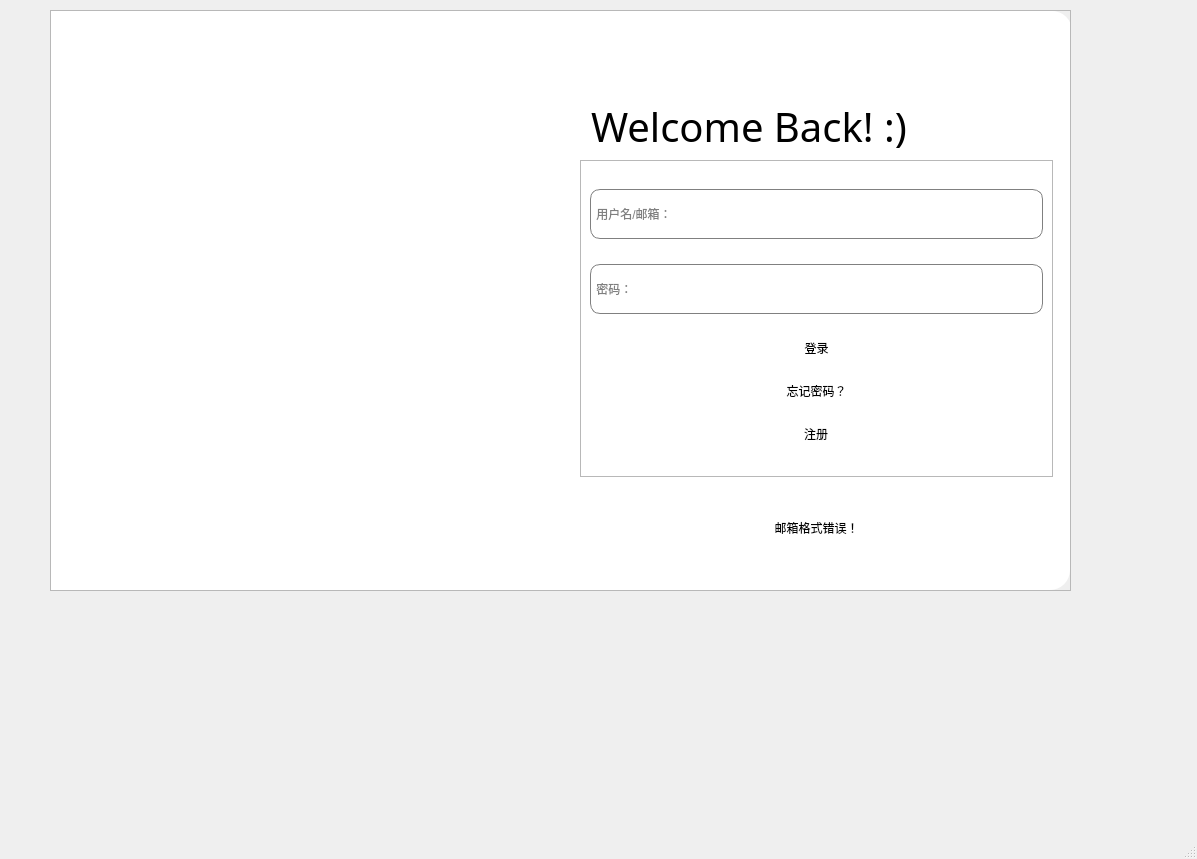
This is frontend/login_new.ui in AiDahanwen/BUAA_2024_Python_Project as Qt 5 draws it before an edit. The edited form follows.
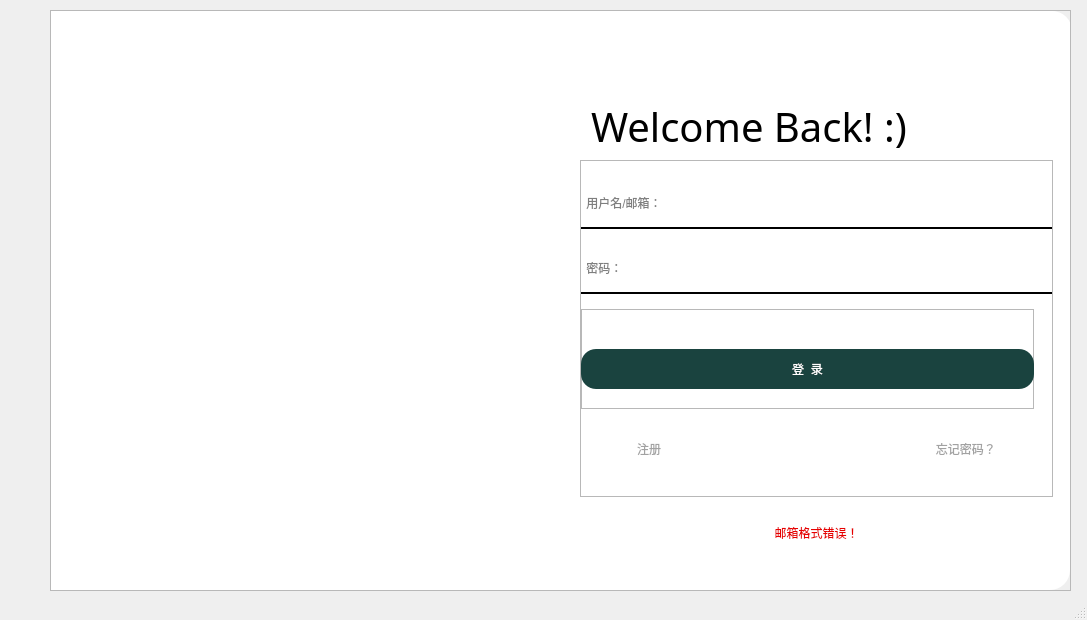
This is the edited form. The open tabs and pages were chosen to show the change. Icons and pictures are not drawn.

What changed in the file:
```diff
--- a/frontend/login_new.ui
+++ b/frontend/login_new.ui
@@ -6,8 +6,8 @@
    <rect>
     <x>0</x>
     <y>0</y>
-    <width>1197</width>
-    <height>859</height>
+    <width>1087</width>
+    <height>620</height>
    </rect>
   </property>
   <property name="sizePolicy">
@@ -234,13 +234,13 @@
           <x>10</x>
           <y>140</y>
           <width>491</width>
-          <height>431</height>
+          <height>421</height>
          </rect>
         </property>
         <property name="minimumSize">
          <size>
-          <width>350</width>
-          <height>350</height>
+          <width>491</width>
+          <height>421</height>
          </size>
         </property>
         <property name="styleSheet">
@@ -261,7 +261,7 @@
          <item>
           <widget class="QFrame" name="frame_3">
            <property name="sizePolicy">
-            <sizepolicy hsizetype="Preferred" vsizetype="Expanding">
+            <sizepolicy hsizetype="Preferred" vsizetype="Preferred">
              <horstretch>0</horstretch>
              <verstretch>7</verstretch>
             </sizepolicy>
@@ -280,8 +280,20 @@
             <enum>QFrame::Raised</enum>
            </property>
            <layout class="QVBoxLayout" name="verticalLayout_3">
+            <property name="leftMargin">
+             <number>0</number>
+            </property>
+            <property name="rightMargin">
+             <number>0</number>
+            </property>
             <item>
              <widget class="QLineEdit" name="lineEdit_L_account">
+              <property name="sizePolicy">
+               <sizepolicy hsizetype="Preferred" vsizetype="Fixed">
+                <horstretch>0</horstretch>
+                <verstretch>0</verstretch>
+               </sizepolicy>
+              </property>
               <property name="minimumSize">
                <size>
                 <width>0</width>
@@ -289,8 +301,10 @@
                </size>
               </property>
               <property name="styleSheet">
-               <string notr="true">border:1px solid gray;
-border-radius:10px;</string>
+               <string notr="true">QLineEdit{
+	border:none;
+	border-bottom: 1.5px solid black
+}</string>
               </property>
               <property name="text">
                <string/>
@@ -309,8 +323,10 @@
                </size>
               </property>
               <property name="styleSheet">
-               <string notr="true">border:1px solid gray;
-border-radius:10px;</string>
+               <string notr="true">QLineEdit{
+	border:none;
+	border-bottom:1.5px solid black
+}</string>
               </property>
               <property name="text">
                <string/>
@@ -324,30 +340,308 @@
              </widget>
             </item>
             <item>
-             <widget class="QPushButton" name="pushButton_L_login">
-              <property name="text">
-               <string>登录</string>
+             <widget class="QFrame" name="frame_5">
+              <property name="minimumSize">
+               <size>
+                <width>453</width>
+                <height>100</height>
+               </size>
               </property>
+              <property name="maximumSize">
+               <size>
+                <width>453</width>
+                <height>100</height>
+               </size>
+              </property>
+              <property name="frameShape">
+               <enum>QFrame::StyledPanel</enum>
+              </property>
+              <property name="frameShadow">
+               <enum>QFrame::Raised</enum>
+              </property>
+              <widget class="QPushButton" name="pushButton_L_login">
+               <property name="geometry">
+                <rect>
+                 <x>0</x>
+                 <y>40</y>
+                 <width>453</width>
+                 <height>40</height>
+                </rect>
+               </property>
+               <property name="minimumSize">
+                <size>
+                 <width>453</width>
+                 <height>40</height>
+                </size>
+               </property>
+               <property name="maximumSize">
+                <size>
+                 <width>453</width>
+                 <height>40</height>
+                </size>
+               </property>
+               <property name="palette">
+                <palette>
+                 <active>
+                  <colorrole role="WindowText">
+                   <brush brushstyle="SolidPattern">
+                    <color alpha="255">
+                     <red>255</red>
+                     <green>255</green>
+                     <blue>255</blue>
+                    </color>
+                   </brush>
+                  </colorrole>
+                  <colorrole role="Button">
+                   <brush brushstyle="SolidPattern">
+                    <color alpha="255">
+                     <red>26</red>
+                     <green>67</green>
+                     <blue>63</blue>
+                    </color>
+                   </brush>
+                  </colorrole>
+                  <colorrole role="Text">
+                   <brush brushstyle="SolidPattern">
+                    <color alpha="255">
+                     <red>255</red>
+                     <green>255</green>
+                     <blue>255</blue>
+                    </color>
+                   </brush>
+                  </colorrole>
+                  <colorrole role="ButtonText">
+                   <brush brushstyle="SolidPattern">
+                    <color alpha="255">
+                     <red>255</red>
+                     <green>255</green>
+                     <blue>255</blue>
+                    </color>
+                   </brush>
+                  </colorrole>
+                  <colorrole role="Base">
+                   <brush brushstyle="SolidPattern">
+                    <color alpha="255">
+                     <red>26</red>
+                     <green>67</green>
+                     <blue>63</blue>
+                    </color>
+                   </brush>
+                  </colorrole>
+                  <colorrole role="Window">
+                   <brush brushstyle="SolidPattern">
+                    <color alpha="255">
+                     <red>26</red>
+                     <green>67</green>
+                     <blue>63</blue>
+                    </color>
+                   </brush>
+                  </colorrole>
+                  <colorrole role="PlaceholderText">
+                   <brush brushstyle="NoBrush">
+                    <color alpha="128">
+                     <red>255</red>
+                     <green>255</green>
+                     <blue>255</blue>
+                    </color>
+                   </brush>
+                  </colorrole>
+                 </active>
+                 <inactive>
+                  <colorrole role="WindowText">
+                   <brush brushstyle="SolidPattern">
+                    <color alpha="255">
+                     <red>255</red>
+                     <green>255</green>
+                     <blue>255</blue>
+                    </color>
+                   </brush>
+                  </colorrole>
+                  <colorrole role="Button">
+                   <brush brushstyle="SolidPattern">
+                    <color alpha="255">
+                     <red>26</red>
+                     <green>67</green>
+                     <blue>63</blue>
+                    </color>
+                   </brush>
+                  </colorrole>
+                  <colorrole role="Text">
+                   <brush brushstyle="SolidPattern">
+                    <color alpha="255">
+                     <red>255</red>
+                     <green>255</green>
+                     <blue>255</blue>
+                    </color>
+                   </brush>
+                  </colorrole>
+                  <colorrole role="ButtonText">
+                   <brush brushstyle="SolidPattern">
+                    <color alpha="255">
+                     <red>255</red>
+                     <green>255</green>
+                     <blue>255</blue>
+                    </color>
+                   </brush>
+                  </colorrole>
+                  <colorrole role="Base">
+                   <brush brushstyle="SolidPattern">
+                    <color alpha="255">
+                     <red>26</red>
+                     <green>67</green>
+                     <blue>63</blue>
+                    </color>
+                   </brush>
+                  </colorrole>
+                  <colorrole role="Window">
+                   <brush brushstyle="SolidPattern">
+                    <color alpha="255">
+                     <red>26</red>
+                     <green>67</green>
+                     <blue>63</blue>
+                    </color>
+                   </brush>
+                  </colorrole>
+                  <colorrole role="PlaceholderText">
+                   <brush brushstyle="NoBrush">
+                    <color alpha="128">
+                     <red>255</red>
+                     <green>255</green>
+                     <blue>255</blue>
+                    </color>
+                   </brush>
+                  </colorrole>
+                 </inactive>
+                 <disabled>
+                  <colorrole role="WindowText">
+                   <brush brushstyle="SolidPattern">
+                    <color alpha="255">
+                     <red>255</red>
+                     <green>255</green>
+                     <blue>255</blue>
+                    </color>
+                   </brush>
+                  </colorrole>
+                  <colorrole role="Button">
+                   <brush brushstyle="SolidPattern">
+                    <color alpha="255">
+                     <red>26</red>
+                     <green>67</green>
+                     <blue>63</blue>
+                    </color>
+                   </brush>
+                  </colorrole>
+                  <colorrole role="Text">
+                   <brush brushstyle="SolidPattern">
+                    <color alpha="255">
+                     <red>255</red>
+                     <green>255</green>
+                     <blue>255</blue>
+                    </color>
+                   </brush>
+                  </colorrole>
+                  <colorrole role="ButtonText">
+                   <brush brushstyle="SolidPattern">
+                    <color alpha="255">
+                     <red>255</red>
+                     <green>255</green>
+                     <blue>255</blue>
+                    </color>
+                   </brush>
+                  </colorrole>
+                  <colorrole role="Base">
+                   <brush brushstyle="SolidPattern">
+                    <color alpha="255">
+                     <red>26</red>
+                     <green>67</green>
+                     <blue>63</blue>
+                    </color>
+                   </brush>
+                  </colorrole>
+                  <colorrole role="Window">
+                   <brush brushstyle="SolidPattern">
+                    <color alpha="255">
+                     <red>26</red>
+                     <green>67</green>
+                     <blue>63</blue>
+                    </color>
+                   </brush>
+                  </colorrole>
+                  <colorrole role="PlaceholderText">
+                   <brush brushstyle="NoBrush">
+                    <color alpha="128">
+                     <red>255</red>
+                     <green>255</green>
+                     <blue>255</blue>
+                    </color>
+                   </brush>
+                  </colorrole>
+                 </disabled>
+                </palette>
+               </property>
+               <property name="styleSheet">
+                <string notr="true">QPushButton{
+	color: rgb(255, 255, 255);
+	border-top-left-radius: 15px;
+border-top-right-radius:15px;
+border-bottom-left-radius:15px;
+border-bottom-right-radius:15px;
+	background-color:rgb(26, 67, 63);
+	font: 10pt &quot;微软雅黑&quot;;
+}</string>
+               </property>
+               <property name="text">
+                <string>登  录</string>
+               </property>
+              </widget>
              </widget>
             </item>
             <item>
-             <widget class="QPushButton" name="pushButton_L_forget">
+             <widget class="QFrame" name="frame_11">
+              <property name="maximumSize">
+               <size>
+                <width>473</width>
+                <height>50</height>
+               </size>
+              </property>
               <property name="styleSheet">
-               <string notr="true">QPushButton:pressed{
+               <string notr="true">font: 10pt &quot;微软雅黑&quot;;
+color: rgb(162, 162, 162);</string>
+              </property>
+              <layout class="QHBoxLayout" name="horizontalLayout_7">
+               <property name="leftMargin">
+                <number>0</number>
+               </property>
+               <property name="rightMargin">
+                <number>0</number>
+               </property>
+               <item>
+                <widget class="QPushButton" name="pushButton_L_signup">
+                 <property name="styleSheet">
+                  <string notr="true">QPushButton:hover{
+	padding-left:5px;
 	padding-top:5px;
+}</string>
+                 </property>
+                 <property name="text">
+                  <string>注册                             </string>
+                 </property>
+                </widget>
+               </item>
+               <item>
+                <widget class="QPushButton" name="pushButton_L_forget">
+                 <property name="styleSheet">
+                  <string notr="true">QPushButton:hover{
+	padding-top:5px;
 	padding-left:5px;
 }</string>
-              </property>
-              <property name="text">
-               <string>忘记密码？</string>
-              </property>
-             </widget>
-            </item>
-            <item alignment="Qt::AlignHCenter">
-             <widget class="QPushButton" name="pushButton_L_signup">
-              <property name="text">
-               <string>注册</string>
-              </property>
+                 </property>
+                 <property name="text">
+                  <string>                  忘记密码？</string>
+                 </property>
+                </widget>
+               </item>
+              </layout>
              </widget>
             </item>
            </layout>
@@ -361,6 +655,18 @@
              <verstretch>2</verstretch>
             </sizepolicy>
            </property>
+           <property name="minimumSize">
+            <size>
+             <width>473</width>
+             <height>60</height>
+            </size>
+           </property>
+           <property name="maximumSize">
+            <size>
+             <width>473</width>
+             <height>60</height>
+            </size>
+           </property>
            <property name="styleSheet">
             <string notr="true">background-color: rgb(255, 255, 255);</string>
            </property>
@@ -414,6 +720,10 @@
             <layout class="QHBoxLayout" name="horizontalLayout_6">
              <item>
               <widget class="QLabel" name="label_7">
+               <property name="styleSheet">
+                <string notr="true">font: 10pt &quot;微软雅黑&quot;;
+color: rgb(231, 0, 0);</string>
+               </property>
                <property name="text">
                 <string>邮箱格式错误！</string>
                </property>
```
Left out of the diff: 21 changed lines with no effect on the pictures.
